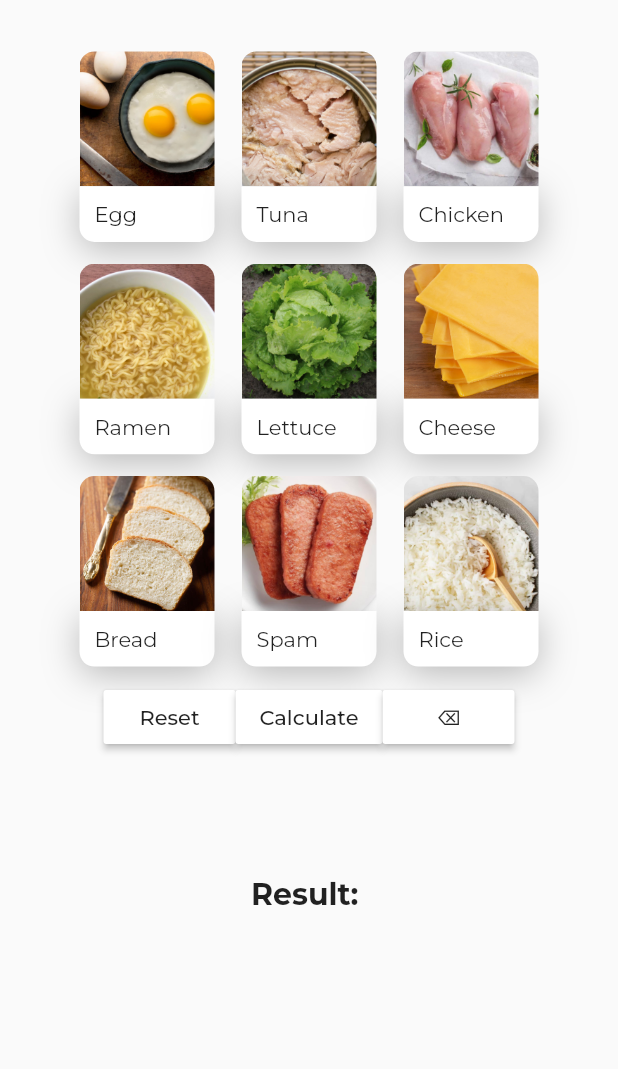
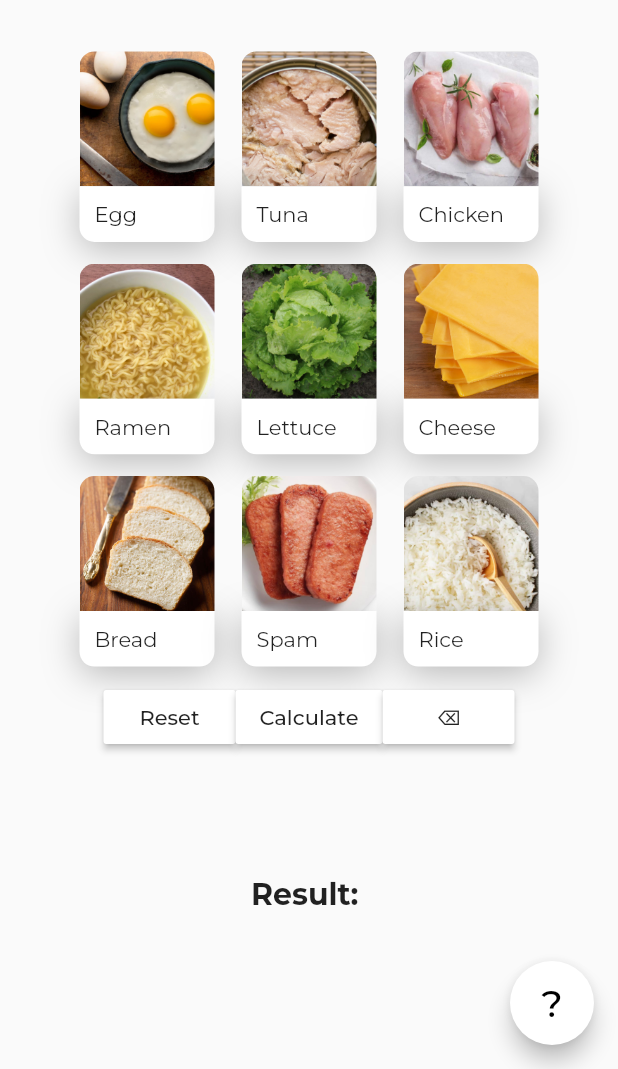
Before and after one commit to louisuy/foodsmash, a Flutter app: the screen it shows after launch, on a phone screen of 412 x 824 dp, the part 167-1236 px from its top. Run offline on Flutter 3.47's test engine with Material 2 defaults, Android fonts, the light colour scheme and no system bars; drawn by our look-alikes of touchable_opacity; our stand-ins replace animated_splash_screen, flutter_neumorphic, google_fonts, page_transition.

Commit message:
Modal added.

```diff
--- /dev/null
+++ b/lib/components/modal_trigger.dart
@@ -0,0 +1,33 @@
+import 'package:flutter/material.dart';
+
+class ModalTrigger extends StatelessWidget {
+  _showModalBottomSheet(context) {
+    showModalBottomSheet(
+        context: context,
+        builder: (BuildContext context) {
+          return Container(
+            height: 300,
+            decoration: const BoxDecoration(
+                color: Colors.white,
+                borderRadius: BorderRadius.only(
+                    topRight: Radius.circular(20),
+                    topLeft: Radius.circular(20))),
+          );
+        });
+  }
+
+  @override
+  Widget build(BuildContext context) {
+    return FloatingActionButton(
+      onPressed: () {
+        _showModalBottomSheet(context);
+      },
+      backgroundColor: Colors.white,
+      child: const Text(
+        "?",
+        style: TextStyle(fontSize: 25),
+      ),
+      foregroundColor: Colors.black,
+    );
+  }
+}
--- a/lib/home_page.dart
+++ b/lib/home_page.dart
@@ -1,6 +1,7 @@
 import 'package:flutter/material.dart';
 // import 'package:flutter_neumorphic/flutter_neumorphic.dart';
 import 'package:touchable_opacity/touchable_opacity.dart';
+import './components/modal_trigger.dart';
 
 class HomePage extends StatefulWidget {
   const HomePage({Key? key}) : super(key: key);
@@ -201,8 +202,23 @@
   @override
   Widget build(BuildContext context) {
     return Scaffold(
+      /*floatingActionButton: FloatingActionButton(
+        onPressed: () {
+          _showModalBottomSheet(context);
+        },
+        backgroundColor: Colors.white,
+        child: const Text(
+          "?",
+          style: TextStyle(fontSize: 25),
+        ),
+        foregroundColor: Colors.black,
+      ),*/
       // appBar: AppBar(title: const Text("FocalCulator")),
+      floatingActionButton: Theme(
+          data: Theme.of(context).copyWith(canvasColor: Colors.transparent),
+          child: ModalTrigger()),
       body: Container(
+          // color: Colors.white,
           padding: const EdgeInsets.only(
             top: 90,
             left: 40,
@@ -212,8 +228,8 @@
           child: Column(
             mainAxisAlignment: MainAxisAlignment.spaceEvenly,
             children: <Widget>[
-              Text("F O O D S M A S H"),
-              SizedBox(
+              const Text("F O O D S M A S H"),
+              const SizedBox(
                 height: 20,
               ),
               Row(
--- a/lib/main.dart
+++ b/lib/main.dart
@@ -15,6 +15,7 @@
     return MaterialApp(
       title: "FocalCulator",
       theme: ThemeData(
+        // canvasColor: Colors.transparent,
         primarySwatch: Colors.blueGrey,
         textTheme: GoogleFonts.montserratTextTheme(),
       ),
```
